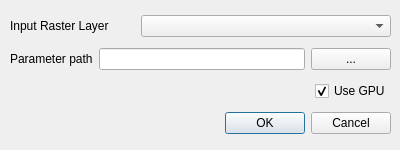
First picture: the form in buildseg/buildSeg_dialog_base.ui, repository deepbands/buildseg, before the edit.
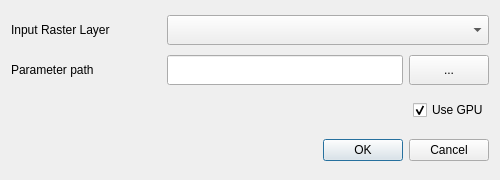
Second picture: the form after the edit. Custom widgets are drawn as their Qt base class.

The edit to the form file:
```diff
--- a/buildseg/buildSeg_dialog_base.ui
+++ b/buildseg/buildSeg_dialog_base.ui
@@ -6,8 +6,8 @@
    <rect>
     <x>0</x>
     <y>0</y>
-    <width>400</width>
-    <height>150</height>
+    <width>500</width>
+    <height>180</height>
    </rect>
   </property>
   <property name="sizePolicy">
@@ -18,33 +18,38 @@
   </property>
   <property name="minimumSize">
    <size>
-    <width>400</width>
-    <height>150</height>
+    <width>500</width>
+    <height>180</height>
    </size>
   </property>
   <property name="maximumSize">
    <size>
-    <width>400</width>
-    <height>150</height>
+    <width>500</width>
+    <height>180</height>
    </size>
   </property>
   <property name="windowTitle">
    <string>buildSeg</string>
   </property>
-  <widget class="QWidget" name="">
-   <property name="geometry">
-    <rect>
-     <x>10</x>
-     <y>10</y>
-     <width>381</width>
-     <height>131</height>
-    </rect>
-   </property>
+  <layout class="QHBoxLayout" name="horizontalLayout_2">
+   <item>
    <layout class="QVBoxLayout" name="verticalLayout">
     <item>
      <layout class="QHBoxLayout" name="horizontalLayout">
       <item>
        <widget class="QLabel" name="label">
+         <property name="minimumSize">
+          <size>
+           <width>150</width>
+           <height>30</height>
+          </size>
+         </property>
+         <property name="maximumSize">
+          <size>
+           <width>150</width>
+           <height>30</height>
+          </size>
+         </property>
         <property name="text">
          <string>Input Raster Layer</string>
         </property>
@@ -53,15 +58,21 @@
       <item>
        <widget class="QgsMapLayerComboBox" name="mMapLayerComboBoxR">
         <property name="sizePolicy">
-         <sizepolicy hsizetype="Fixed" vsizetype="Fixed">
+          <sizepolicy hsizetype="Preferred" vsizetype="Fixed">
           <horstretch>0</horstretch>
           <verstretch>0</verstretch>
          </sizepolicy>
         </property>
         <property name="minimumSize">
          <size>
-          <width>250</width>
-          <height>0</height>
+           <width>317</width>
+           <height>30</height>
+          </size>
+         </property>
+         <property name="maximumSize">
+          <size>
+           <width>16777215</width>
+           <height>30</height>
          </size>
         </property>
        </widget>
@@ -72,16 +83,53 @@
      <layout class="QHBoxLayout" name="hLayParams">
       <item>
        <widget class="QLabel" name="lblParams">
+         <property name="minimumSize">
+          <size>
+           <width>150</width>
+           <height>30</height>
+          </size>
+         </property>
+         <property name="maximumSize">
+          <size>
+           <width>150</width>
+           <height>30</height>
+          </size>
+         </property>
         <property name="text">
          <string>Parameter path</string>
         </property>
        </widget>
       </item>
       <item>
-       <widget class="QLineEdit" name="edtParams"/>
+        <widget class="QLineEdit" name="edtParams">
+         <property name="minimumSize">
+          <size>
+           <width>0</width>
+           <height>30</height>
+          </size>
+         </property>
+         <property name="maximumSize">
+          <size>
+           <width>16777215</width>
+           <height>30</height>
+          </size>
+         </property>
+        </widget>
       </item>
       <item>
        <widget class="QPushButton" name="btnParams">
+         <property name="minimumSize">
+          <size>
+           <width>0</width>
+           <height>30</height>
+          </size>
+         </property>
+         <property name="maximumSize">
+          <size>
+           <width>16777215</width>
+           <height>30</height>
+          </size>
+         </property>
         <property name="text">
          <string>...</string>
         </property>
@@ -106,6 +154,18 @@
       </item>
       <item>
        <widget class="QCheckBox" name="ccbGPU">
+         <property name="minimumSize">
+          <size>
+           <width>0</width>
+           <height>30</height>
+          </size>
+         </property>
+         <property name="maximumSize">
+          <size>
+           <width>16777215</width>
+           <height>30</height>
+          </size>
+         </property>
         <property name="text">
          <string>Use GPU</string>
         </property>
@@ -118,6 +178,18 @@
     </item>
     <item>
      <widget class="QDialogButtonBox" name="button_box">
+       <property name="minimumSize">
+        <size>
+         <width>0</width>
+         <height>30</height>
+        </size>
+       </property>
+       <property name="maximumSize">
+        <size>
+         <width>16777215</width>
+         <height>30</height>
+        </size>
+       </property>
       <property name="orientation">
        <enum>Qt::Horizontal</enum>
       </property>
@@ -127,7 +199,8 @@
      </widget>
     </item>
    </layout>
-  </widget>
+   </item>
+  </layout>
  </widget>
  <customwidgets>
   <customwidget>
```
Lines whose indentation alone changed are shown as unchanged.
